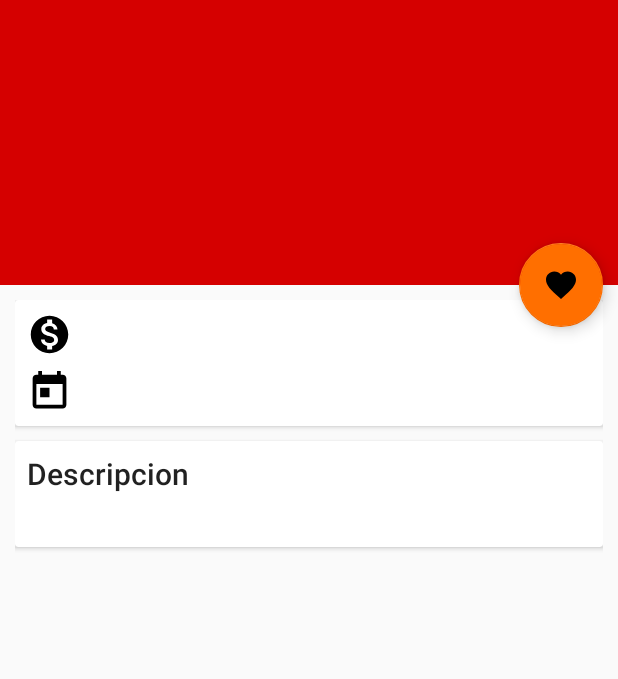
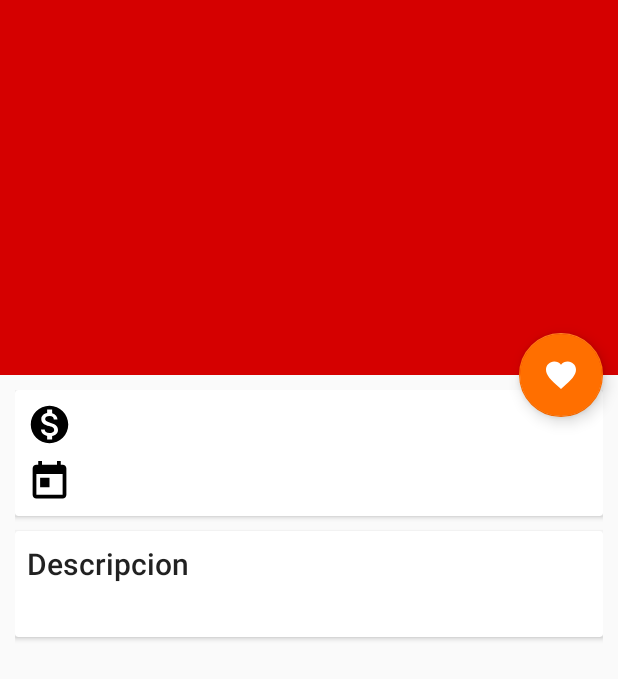
Before and after one commit to pipearcos221/androidOfertonFunca, an Android app: the layout activity_detail.xml on its own in the app's theme, with its tools: preview values and no code run, on a phone screen of 412 x 824 dp. Shown: the top 679 px of the screen. Run offline under Robolectric (Android 15) with nearby library versions, the phone set to English and light mode, and no system bars.

Commit message:
funciona bien, esta local

```diff
--- a/app/src/main/java/unicauca/movil/oferton/DetailActivity.java
+++ b/app/src/main/java/unicauca/movil/oferton/DetailActivity.java
@@ -52,6 +52,7 @@ public class DetailActivity extends AppCompatActivity implements Callback {
 
         int colorDefault = ContextCompat.getColor(this, R.color.colorPrimary);
         int color = palette.getVibrantColor(colorDefault);
+
         binding.collapsingToolbar.setContentScrimColor(color);
     }
 
--- a/app/src/main/res/drawable/ic_favorite.xml
+++ b/app/src/main/res/drawable/ic_favorite.xml
@@ -4,6 +4,6 @@
         android:viewportWidth="24.0"
         android:viewportHeight="24.0">
     <path
-        android:fillColor="#FF000000"
+        android:fillColor="#FFF"
         android:pathData="M12,21.35l-1.45,-1.32C5.4,15.36 2,12.28 2,8.5 2,5.42 4.42,3 7.5,3c1.74,0 3.41,0.81 4.5,2.09C13.09,3.81 14.76,3 16.5,3 19.58,3 22,5.42 22,8.5c0,3.78 -3.4,6.86 -8.55,11.54L12,21.35z"/>
 </vector>
--- a/app/src/main/res/layout/activity_detail.xml
+++ b/app/src/main/res/layout/activity_detail.xml
@@ -35,7 +35,7 @@
             <android.support.design.widget.CollapsingToolbarLayout
                 android:id="@+id/collapsingToolbar"
                 android:layout_width="match_parent"
-                android:layout_height="190dp"
+                android:layout_height="250dp"
                 app:layout_scrollFlags="scroll|enterAlwaysCollapsed|exitUntilCollapsed"
                 app:contentScrim="@color/colorPrimary"
                 app:title="@{novelty.nombre}"
```
